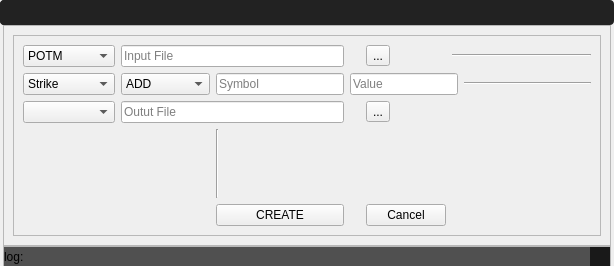
First picture: the form in Resources/UI/corporateAction1.ui, repository ArhamshareKrushil/ScanRisk, before the edit.
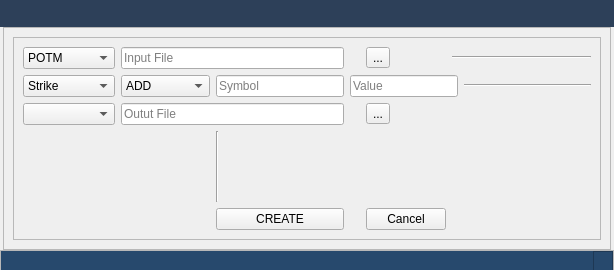
Second picture: the form after the edit. Icons and pictures are not drawn.

```diff
--- a/Resources/UI/corporateAction1.ui
+++ b/Resources/UI/corporateAction1.ui
@@ -7,7 +7,7 @@
     <x>0</x>
     <y>0</y>
     <width>614</width>
-    <height>266</height>
+    <height>270</height>
    </rect>
   </property>
   <property name="windowTitle">
@@ -36,58 +36,27 @@
     <property name="verticalSpacing">
      <number>0</number>
     </property>
-    <item row="0" column="0" colspan="3">
-     <widget class="QFrame" name="headerFrame">
-      <property name="sizePolicy">
-       <sizepolicy hsizetype="Expanding" vsizetype="Maximum">
-        <horstretch>0</horstretch>
-        <verstretch>0</verstretch>
-       </sizepolicy>
-      </property>
+    <item row="2" column="0" colspan="3">
+     <widget class="QFrame" name="StatusBar">
       <property name="minimumSize">
        <size>
         <width>0</width>
-        <height>0</height>
+        <height>20</height>
        </size>
       </property>
-      <property name="styleSheet">
-       <string notr="true">/* (dot) .QFrame  fix #141, #126, #123 */
-.QFrame {
-background-color: #222222;
-  border-radius: 4px;
-  border: 0px solid transparent;
-
-  /* No frame */
-  /* HLine */
-  /* HLine */
-}
-
-.QFrame[frameShape=&quot;0&quot;] {
-  border-radius: 4px;
-  border: 1px transparent #2d2d2d;
-}
-
-.QFrame[frameShape=&quot;4&quot;] {
-  max-height: 2px;
-  border: none;
-  background-color: #2d2d2d;
-}
-
-.QFrame[frameShape=&quot;5&quot;] {
-  max-width: 2px;
-  border: none;
-  background-color: #2d2d2d;
-}
-
-</string>
+      <property name="maximumSize">
+       <size>
+        <width>16777215</width>
+        <height>20</height>
+       </size>
       </property>
       <property name="frameShape">
-       <enum>QFrame::Box</enum>
+       <enum>QFrame::StyledPanel</enum>
       </property>
       <property name="frameShadow">
-       <enum>QFrame::Sunken</enum>
+       <enum>QFrame::Raised</enum>
       </property>
-      <layout class="QGridLayout" name="gridLayout_6">
+      <layout class="QGridLayout" name="gridLayout_7">
        <property name="leftMargin">
         <number>0</number>
        </property>
@@ -103,172 +72,55 @@
        <property name="spacing">
         <number>0</number>
        </property>
-       <item row="0" column="2" alignment="Qt::AlignRight|Qt::AlignTop">
-        <widget class="QFrame" name="btnframe_3">
-         <property name="sizePolicy">
-          <sizepolicy hsizetype="Expanding" vsizetype="Expanding">
-           <horstretch>0</horstretch>
-           <verstretch>0</verstretch>
-          </sizepolicy>
-         </property>
+       <item row="0" column="0">
+        <widget class="QLabel" name="label">
          <property name="minimumSize">
           <size>
            <width>0</width>
-           <height>25</height>
-          </size>
-         </property>
-         <property name="maximumSize">
-          <size>
-           <width>16777215</width>
-           <height>25</height>
+           <height>20</height>
           </size>
          </property>
          <property name="styleSheet">
-          <string notr="true">background-color: transparent;</string>
+          <string notr="true">background-color:#27496D;
+  border-radius: 0
+px;</string>
          </property>
-         <property name="frameShape">
-          <enum>QFrame::StyledPanel</enum>
+         <property name="text">
+          <string/>
          </property>
-         <property name="frameShadow">
-          <enum>QFrame::Raised</enum>
+         <property name="wordWrap">
+          <bool>true</bool>
          </property>
-         <layout class="QHBoxLayout" name="horizontalLayout_3">
-          <property name="spacing">
-           <number>0</number>
-          </property>
-          <property name="leftMargin">
-           <number>0</number>
-          </property>
-          <property name="topMargin">
-           <number>0</number>
-          </property>
-          <property name="rightMargin">
-           <number>0</number>
-          </property>
-          <property name="bottomMargin">
-           <number>0</number>
-          </property>
-          <item>
-           <widget class="QPushButton" name="bt_min_3">
-            <property name="sizePolicy">
-             <sizepolicy hsizetype="Expanding" vsizetype="Expanding">
-              <horstretch>0</horstretch>
-              <verstretch>0</verstretch>
-             </sizepolicy>
-            </property>
-            <property name="minimumSize">
-             <size>
-              <width>35</width>
-              <height>25</height>
-             </size>
-            </property>
-            <property name="maximumSize">
-             <size>
-              <width>35</width>
-              <height>25</height>
-             </size>
-            </property>
-            <property name="styleSheet">
-             <string notr="true">QPushButton {
-  background-color: transparent;
-  border: 1px solid transparent;
-
-}
-QPushButton:hover {
-  background-color: #148CD2;    
-}
-</string>
-            </property>
-            <property name="text">
-             <string/>
-            </property>
-            <property name="icon">
-             <iconset resource="C:/Users/HP/Desktop/Autotrader-Reborn2.1/Resourses/icons/icons.qrc">
-              <normaloff>:/icon1/minus.svg</normaloff>:/icon1/minus.svg</iconset>
-            </property>
-            <property name="iconSize">
-             <size>
-              <width>15</width>
-              <height>15</height>
-             </size>
-            </property>
-           </widget>
-          </item>
-          <item>
-           <widget class="QPushButton" name="bt_close_3">
-            <property name="sizePolicy">
-             <sizepolicy hsizetype="Maximum" vsizetype="Maximum">
-              <horstretch>0</horstretch>
-              <verstretch>0</verstretch>
-             </sizepolicy>
-            </property>
-            <property name="minimumSize">
-             <size>
-              <width>35</width>
-              <height>25</height>
-             </size>
-            </property>
-            <property name="maximumSize">
-             <size>
-              <width>35</width>
-              <height>25</height>
-             </size>
-            </property>
-            <property name="styleSheet">
-             <string notr="true">QPushButton {
-  background-color: transparent;
-  border: 1px solid transparent;
-
-}
-QPushButton:hover {
-  background-color: #148CD2;    
-}
-</string>
-            </property>
-            <property name="text">
-             <string/>
-            </property>
-            <property name="icon">
-             <iconset resource="C:/Users/HP/Desktop/Autotrader-Reborn2.1/Resourses/icons/icons.qrc">
-              <normaloff>:/icon1/x.svg</normaloff>:/icon1/x.svg</iconset>
-            </property>
-            <property name="iconSize">
-             <size>
-              <width>15</width>
-              <height>15</height>
-             </size>
-            </property>
-           </widget>
-          </item>
-         </layout>
         </widget>
        </item>
        <item row="0" column="1">
-        <widget class="QFrame" name="frame_4">
-         <property name="sizePolicy">
-          <sizepolicy hsizetype="Expanding" vsizetype="Preferred">
-           <horstretch>0</horstretch>
-           <verstretch>0</verstretch>
-          </sizepolicy>
-         </property>
+        <widget class="QFrame" name="gripFolio">
          <property name="minimumSize">
           <size>
            <width>0</width>
-           <height>25</height>
+           <height>20</height>
           </size>
          </property>
          <property name="maximumSize">
           <size>
-           <width>16777215</width>
-           <height>25</height>
+           <width>20</width>
+           <height>20</height>
           </size>
          </property>
+         <property name="styleSheet">
+          <string notr="true">background-color:#27496D;
+  border-radius: 0
+px;</string>
+         </property>
          <property name="frameShape">
           <enum>QFrame::StyledPanel</enum>
          </property>
          <property name="frameShadow">
           <enum>QFrame::Raised</enum>
          </property>
+         <property name="lineWidth">
+          <number>0</number>
+         </property>
         </widget>
        </item>
       </layout>
@@ -289,6 +141,9 @@
        <enum>QFrame::Raised</enum>
       </property>
       <layout class="QGridLayout" name="gridLayout_2">
+       <property name="topMargin">
+        <number>9</number>
+       </property>
        <item row="0" column="0">
         <widget class="QFrame" name="fMasters">
          <property name="maximumSize">
@@ -541,27 +396,74 @@
       </layout>
      </widget>
     </item>
-    <item row="2" column="1">
-     <widget class="QFrame" name="StatusBar">
+    <item row="0" column="0" colspan="3">
+     <widget class="QFrame" name="headerFrame">
+      <property name="sizePolicy">
+       <sizepolicy hsizetype="Preferred" vsizetype="Maximum">
+        <horstretch>0</horstretch>
+        <verstretch>0</verstretch>
+       </sizepolicy>
+      </property>
       <property name="minimumSize">
        <size>
         <width>0</width>
-        <height>20</height>
+        <height>27</height>
        </size>
       </property>
       <property name="maximumSize">
        <size>
         <width>16777215</width>
-        <height>20</height>
+        <height>27</height>
        </size>
       </property>
+      <property name="styleSheet">
+       <string notr="true">/* QFrame -----------------------------------------------------------------
+
+https://doc.qt.io/qt-5/stylesheet-examples.html#customizing-qframe
+https://doc.qt.io/qt-5/qframe.html#-prop
+https://doc.qt.io/qt-5/qframe.html#details
+https://stackoverflow.com/questions/14581498/qt-stylesheet-for-hline-vline-color
+
+--------------------------------------------------------------------------- */
+/* (dot) .QFrame  fix #141, #126, #123 */
+.QFrame {
+  background-color: #2D4059;
+
+  border-radius: 4px;
+  border: 0px solid transparent;
+
+  /* No frame */
+  /* HLine */
+  /* HLine */
+}
+
+.QFrame[frameShape=&quot;0&quot;] {
+  border-radius: 4px;
+  border: 1px transparent #2d2d2d;
+}
+
+.QFrame[frameShape=&quot;4&quot;] {
+  max-height: 2px;
+  border: none;
+  background-color: #2d2d2d;
+}
+
+.QFrame[frameShape=&quot;5&quot;] {
+  max-width: 2px;
+  border: none;
+  background-color: #2d2d2d;
+}
+
+
+</string>
+      </property>
       <property name="frameShape">
        <enum>QFrame::StyledPanel</enum>
       </property>
       <property name="frameShadow">
        <enum>QFrame::Raised</enum>
       </property>
-      <layout class="QGridLayout" name="gridLayout_7">
+      <layout class="QGridLayout" name="gridLayout_4">
        <property name="leftMargin">
         <number>0</number>
        </property>
@@ -578,43 +480,15 @@
         <number>0</number>
        </property>
        <item row="0" column="0">
-        <widget class="QLabel" name="label">
-         <property name="minimumSize">
-          <size>
-           <width>0</width>
-           <height>20</height>
-          </size>
+        <widget class="QFrame" name="frame_4">
+         <property name="sizePolicy">
+          <sizepolicy hsizetype="Expanding" vsizetype="Preferred">
+           <horstretch>0</horstretch>
+           <verstretch>0</verstretch>
+          </sizepolicy>
          </property>
          <property name="styleSheet">
-          <string notr="true">background-color: rgb(80, 80, 80);
-  border-radius: 0
-px;</string>
-         </property>
-         <property name="text">
-          <string>log:</string>
-         </property>
-         <property name="wordWrap">
-          <bool>true</bool>
-         </property>
-        </widget>
-       </item>
-       <item row="0" column="1">
-        <widget class="QFrame" name="gripFolio">
-         <property name="minimumSize">
-          <size>
-           <width>0</width>
-           <height>20</height>
-          </size>
-         </property>
-         <property name="maximumSize">
-          <size>
-           <width>20</width>
-           <height>20</height>
-          </size>
-         </property>
-         <property name="styleSheet">
-          <string notr="true">background-color: rgb(25,25,25);
-  border-radius: 0px;</string>
+          <string notr="true">border-radius:0px;</string>
          </property>
          <property name="frameShape">
           <enum>QFrame::StyledPanel</enum>
@@ -622,9 +496,113 @@
          <property name="frameShadow">
           <enum>QFrame::Raised</enum>
          </property>
-         <property name="lineWidth">
-          <number>0</number>
-         </property>
+         <widget class="Line" name="line_7">
+          <property name="geometry">
+           <rect>
+            <x>10</x>
+            <y>0</y>
+            <width>3</width>
+            <height>25</height>
+           </rect>
+          </property>
+          <property name="font">
+           <font>
+            <pointsize>4</pointsize>
+           </font>
+          </property>
+          <property name="styleSheet">
+           <string notr="true">background-color: transparent;</string>
+          </property>
+          <property name="orientation">
+           <enum>Qt::Vertical</enum>
+          </property>
+         </widget>
+         <widget class="QPushButton" name="bt_min">
+          <property name="geometry">
+           <rect>
+            <x>550</x>
+            <y>0</y>
+            <width>29</width>
+            <height>25</height>
+           </rect>
+          </property>
+          <property name="minimumSize">
+           <size>
+            <width>25</width>
+            <height>25</height>
+           </size>
+          </property>
+          <property name="styleSheet">
+           <string notr="true">QPushButton {
+  background-color: transparent;
+border-radius: 10px;
+
+  border: 1px solid transparent;
+
+}
+QPushButton:hover {
+border-radius: 10px;
+  background-color: #000000;    
+}
+</string>
+          </property>
+          <property name="text">
+           <string/>
+          </property>
+          <property name="icon">
+           <iconset resource="../icons/icons.qrc">
+            <normaloff>:/newPrefix/icons/minus-circle.svg</normaloff>:/newPrefix/icons/minus-circle.svg</iconset>
+          </property>
+          <property name="iconSize">
+           <size>
+            <width>20</width>
+            <height>20</height>
+           </size>
+          </property>
+         </widget>
+         <widget class="QPushButton" name="bt_close">
+          <property name="geometry">
+           <rect>
+            <x>580</x>
+            <y>0</y>
+            <width>31</width>
+            <height>25</height>
+           </rect>
+          </property>
+          <property name="minimumSize">
+           <size>
+            <width>0</width>
+            <height>25</height>
+           </size>
+          </property>
+          <property name="styleSheet">
+           <string notr="true">QPushButton {
+  background-color: transparent;
+border-radius: 10px;
+
+  border: 1px solid transparent;
+
+}
+QPushButton:hover {
+border-radius: 10px;
+  background-color: #ff2626;    
+}
+</string>
+          </property>
+          <property name="text">
+           <string/>
+          </property>
+          <property name="icon">
+           <iconset resource="../icons/icons.qrc">
+            <normaloff>:/newPrefix/icons/x-circle.svg</normaloff>:/newPrefix/icons/x-circle.svg</iconset>
+          </property>
+          <property name="iconSize">
+           <size>
+            <width>20</width>
+            <height>20</height>
+           </size>
+          </property>
+         </widget>
         </widget>
        </item>
       </layout>
```
Left out of the diff: 2 changed lines with no effect on the pictures.
